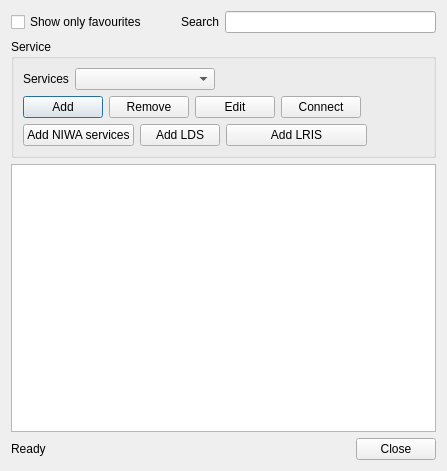
Old version of the form webdatadialogbase.ui in the repository mhugent/web_data_qgis3.
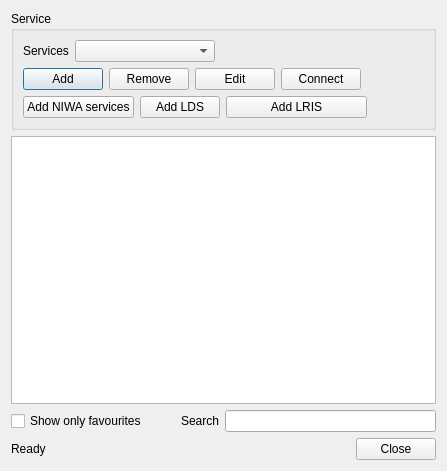
New version of the form.

Commit message: Fix dialog layout

Patch:
```diff
--- a/webdatadialogbase.ui
+++ b/webdatadialogbase.ui
@@ -14,53 +14,6 @@
    <string>Dialog</string>
   </property>
   <layout class="QGridLayout" name="gridLayout_2">
-   <item row="0" column="0" colspan="2">
-    <layout class="QHBoxLayout" name="horizontalLayout">
-     <item>
-      <widget class="QCheckBox" name="mOnlyFavouritesCheckBox">
-       <property name="text">
-        <string>Show only favourites</string>
-       </property>
-      </widget>
-     </item>
-     <item>
-      <spacer name="horizontalSpacer">
-       <property name="orientation">
-        <enum>Qt::Horizontal</enum>
-       </property>
-       <property name="sizeType">
-        <enum>QSizePolicy::Minimum</enum>
-       </property>
-       <property name="sizeHint" stdset="0">
-        <size>
-         <width>28</width>
-         <height>20</height>
-        </size>
-       </property>
-      </spacer>
-     </item>
-     <item>
-      <widget class="QLabel" name="mSearchLabel">
-       <property name="enabled">
-        <bool>true</bool>
-       </property>
-       <property name="text">
-        <string>Search</string>
-       </property>
-       <property name="buddy">
-        <cstring>mSearchTableEdit</cstring>
-       </property>
-      </widget>
-     </item>
-     <item>
-      <widget class="QLineEdit" name="mSearchTableEdit">
-       <property name="enabled">
-        <bool>true</bool>
-       </property>
-      </widget>
-     </item>
-    </layout>
-   </item>
    <item row="1" column="0" colspan="2">
     <widget class="QGroupBox" name="mServiceGroupBox">
      <property name="title">
@@ -201,14 +154,14 @@
      </property>
     </widget>
    </item>
-   <item row="3" column="0">
+   <item row="4" column="0">
     <widget class="QLabel" name="mStatusLabel">
      <property name="text">
       <string>Ready</string>
      </property>
     </widget>
    </item>
-   <item row="3" column="1">
+   <item row="4" column="1">
     <widget class="QDialogButtonBox" name="buttonBox">
      <property name="orientation">
       <enum>Qt::Horizontal</enum>
@@ -218,6 +171,53 @@
      </property>
     </widget>
    </item>
+   <item row="3" column="0" colspan="2">
+    <layout class="QHBoxLayout" name="horizontalLayout">
+     <item>
+      <widget class="QCheckBox" name="mOnlyFavouritesCheckBox">
+       <property name="text">
+        <string>Show only favourites</string>
+       </property>
+      </widget>
+     </item>
+     <item>
+      <spacer name="horizontalSpacer">
+       <property name="orientation">
+        <enum>Qt::Horizontal</enum>
+       </property>
+       <property name="sizeType">
+        <enum>QSizePolicy::Minimum</enum>
+       </property>
+       <property name="sizeHint" stdset="0">
+        <size>
+         <width>28</width>
+         <height>20</height>
+        </size>
+       </property>
+      </spacer>
+     </item>
+     <item>
+      <widget class="QLabel" name="mSearchLabel">
+       <property name="enabled">
+        <bool>true</bool>
+       </property>
+       <property name="text">
+        <string>Search</string>
+       </property>
+       <property name="buddy">
+        <cstring>mSearchTableEdit</cstring>
+       </property>
+      </widget>
+     </item>
+     <item>
+      <widget class="QLineEdit" name="mSearchTableEdit">
+       <property name="enabled">
+        <bool>true</bool>
+       </property>
+      </widget>
+     </item>
+    </layout>
+   </item>
   </layout>
  </widget>
  <resources/>
```
